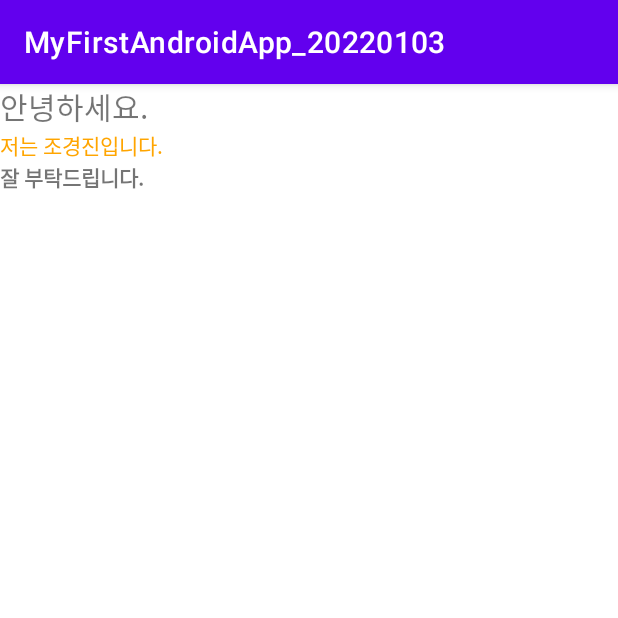
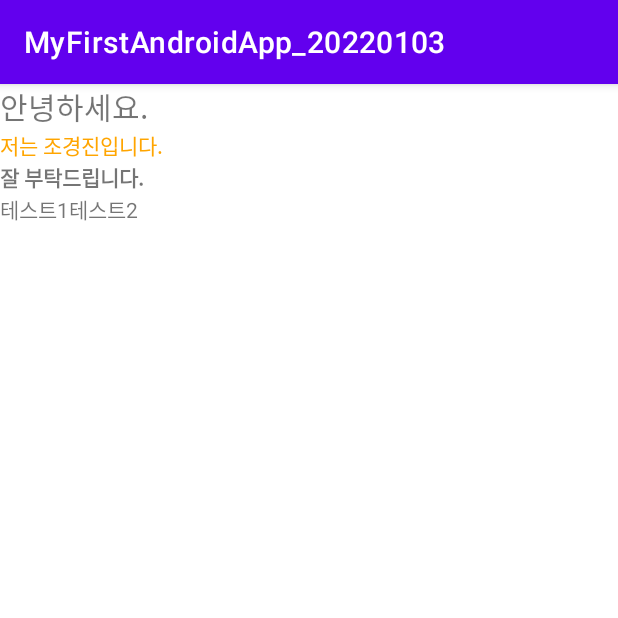
Before and after one commit to nepp-plus/MyFirstAndroidApp_20220103, an Android app: the screen it shows after launch (MainActivity), on a phone screen of 412 x 824 dp, the top half of it. Run offline under Robolectric (Android 15) with nearby library versions, the phone set to English and light mode, and no system bars.

Commit message:
추가 LinearLayout 활용 -> 가로 줄 세우기

```diff
--- a/app/src/main/res/layout/activity_main.xml
+++ b/app/src/main/res/layout/activity_main.xml
@@ -26,4 +26,24 @@
         android:textStyle="bold"
         android:text="잘 부탁드립니다." />
 
+
+    <LinearLayout
+        android:layout_width="match_parent"
+        android:layout_height="wrap_content"
+        android:orientation="horizontal">
+
+        <TextView
+            android:layout_width="wrap_content"
+            android:layout_height="wrap_content"
+            android:text="테스트1" />
+
+        <TextView
+            android:layout_width="wrap_content"
+            android:layout_height="wrap_content"
+            android:text="테스트2" />
+
+
+    </LinearLayout>
+
+
 </LinearLayout>
```
